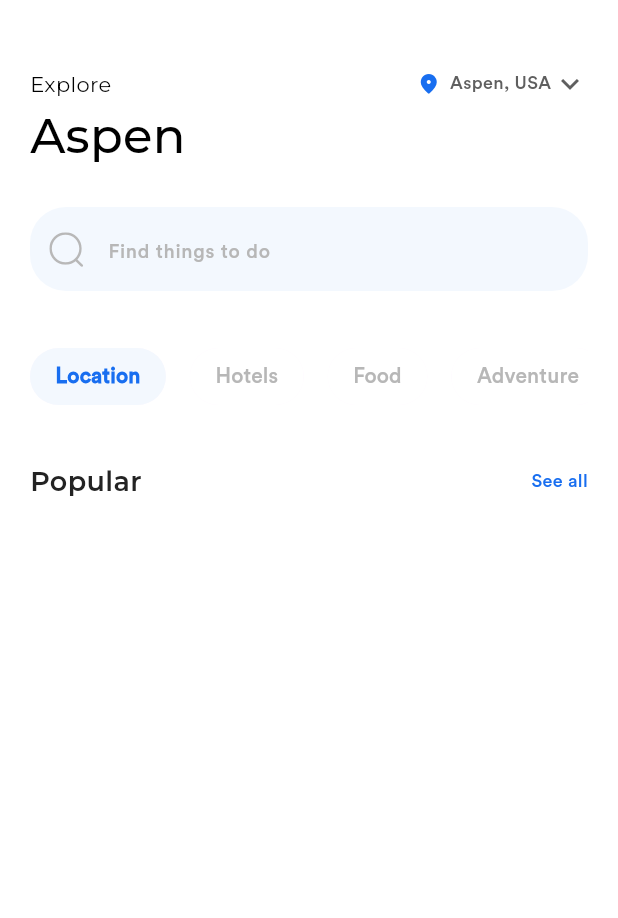
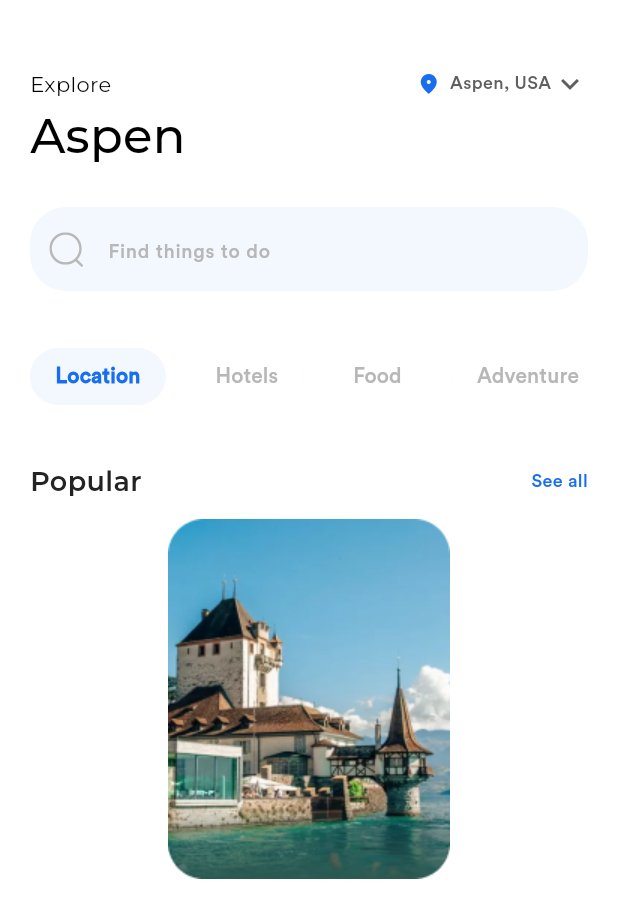
Before and after one commit to Nidhal-Khazene/Aspen_Travel_Mobile_App, a Flutter app: the HomeView screen opened by its route, on a phone screen of 412 x 824 dp. Shown: the top 918 px of the screen. Run offline on Flutter 3.47's test engine with Material 3 defaults, Android fonts, the phone set to English and light mode, and no system bars; our stand-ins replace flutter_svg; project files that could hold a hidden picture were left out.

Commit message:
add custom container

```diff
--- a/lib/core/utils/assets.dart
+++ b/lib/core/utils/assets.dart
@@ -42,6 +42,10 @@ class Assets {
   /// assets/images/splash_background.png
   static const String assetsImagesSplashBackground = "assets/images/splash_background.png";
 
+  /// Assets for assetsImagesTestImage
+  /// assets/images/test_image.png
+  static const String assetsImagesTestImage = "assets/images/test_image.png";
+
   /// Assets for assetsImagesTravelLogoIconLauncher
   /// assets/images/travel_logo_icon_launcher.png
   static const String assetsImagesTravelLogoIconLauncher = "assets/images/travel_logo_icon_launcher.png";
--- a/lib/features/home/presentation/views/widgets/custom_feature_card.dart
+++ b/lib/features/home/presentation/views/widgets/custom_feature_card.dart
@@ -0,0 +1,32 @@
+import 'package:aspen_travel_app/core/utils/assets.dart';
+import 'package:flutter/material.dart';
+
+class CustomFeatureCard extends StatelessWidget {
+  const CustomFeatureCard({super.key});
+
+  @override
+  Widget build(BuildContext context) {
+    return Container(
+      width: 188,
+      height: 240,
+      child: Stack(
+        children: [
+          Positioned(
+            left: 0,
+            right: 0,
+            bottom: 0,
+            top: 0,
+            child: SizedBox(
+              width: 188,
+              height: 240,
+              child: Image.asset(
+                Assets.assetsImagesTestImage,
+                fit: BoxFit.cover,
+              ),
+            ),
+          ),
+        ],
+      ),
+    );
+  }
+}
--- a/lib/features/home/presentation/views/widgets/home_view_body.dart
+++ b/lib/features/home/presentation/views/widgets/home_view_body.dart
@@ -2,6 +2,7 @@ import 'package:aspen_travel_app/core/utils/color_data.dart';
 import 'package:aspen_travel_app/features/home/presentation/views/widgets/build_popular_see_all_row.dart';
 import 'package:aspen_travel_app/features/home/presentation/views/widgets/category_chips.dart';
 import 'package:aspen_travel_app/features/home/presentation/views/widgets/custom_app_bar.dart';
+import 'package:aspen_travel_app/features/home/presentation/views/widgets/custom_feature_card.dart';
 import 'package:aspen_travel_app/features/home/presentation/views/widgets/custom_search_bar.dart';
 import 'package:flutter/material.dart';
 
@@ -22,6 +23,8 @@ class HomeViewBody extends StatelessWidget {
         CategoryChips(),
         SizedBox(height: 32),
         BuildPopularSeeAllRow(),
+        SizedBox(height: 12),
+        CustomFeatureCard(),
       ],
     );
   }
--- a/pubspec.yaml
+++ b/pubspec.yaml
@@ -65,6 +65,7 @@ flutter:
      - assets/images/splash_background.png
      - assets/images/aspen_logo.svg
      - assets/images/Search.svg
+     - assets/images/test_image.png
 
 
   # An image asset can refer to one or more resolution-specific "variants", see
```
Also changed, not shown: lib/features/home/presentation/views/widgets/custom_container.dart (added, +28 -0 lines), assets/images/test_image.png (added), lib/features/home/presentation/views/widgets/feature_card_details.dart (added).
